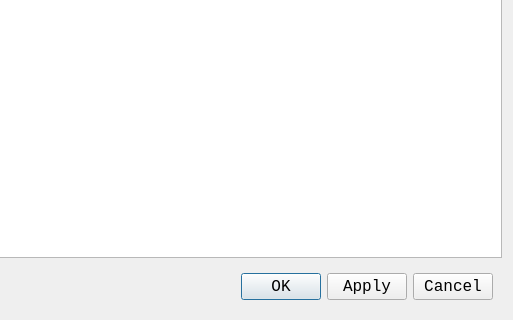
Above: src/structeditor.ui from spuriousdata/BinGrok before the change; both pictures show x 233 to 746 and y 240 to 560 of the 746 by 560 pixel window. Below: the same form after it.
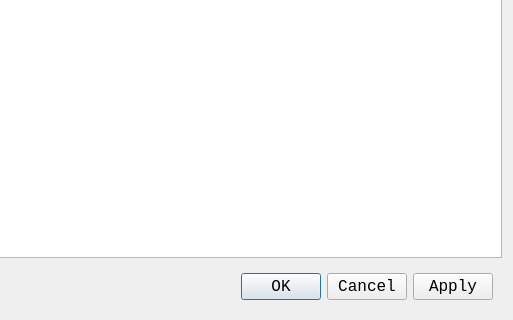
That is the form after the change.

```diff
--- a/src/structeditor.ui
+++ b/src/structeditor.ui
@@ -81,23 +81,9 @@
        </spacer>
       </item>
       <item>
-       <widget class="QPushButton" name="ok_button">
-        <property name="text">
-         <string>OK</string>
-        </property>
-       </widget>
-      </item>
-      <item>
-       <widget class="QPushButton" name="apply_button">
-        <property name="text">
-         <string>Apply</string>
-        </property>
-       </widget>
-      </item>
-      <item>
-       <widget class="QPushButton" name="cancel_button">
-        <property name="text">
-         <string>Cancel</string>
+       <widget class="QDialogButtonBox" name="buttonBox">
+        <property name="standardButtons">
+         <set>QDialogButtonBox::Apply|QDialogButtonBox::Cancel|QDialogButtonBox::Ok</set>
         </property>
        </widget>
       </item>
```
Left out of the diff: 4 changed lines with no effect on the pictures.
